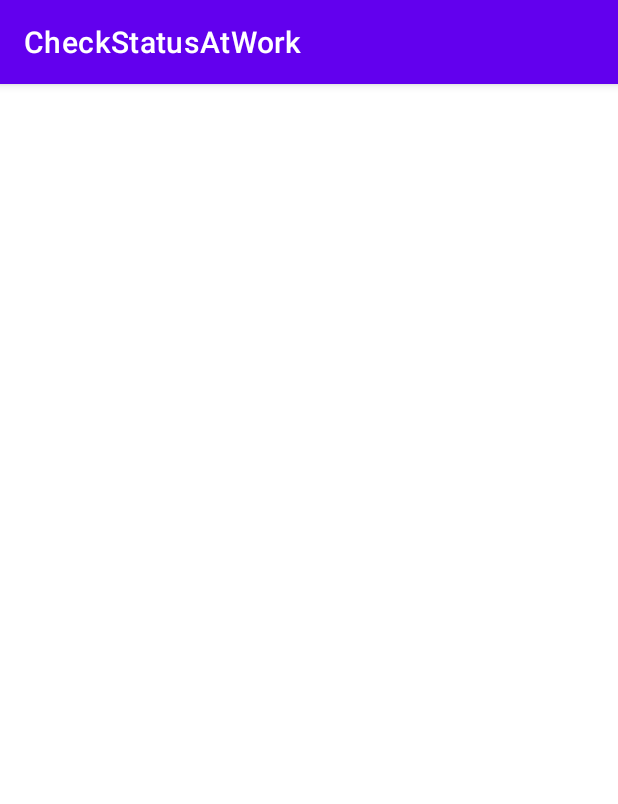
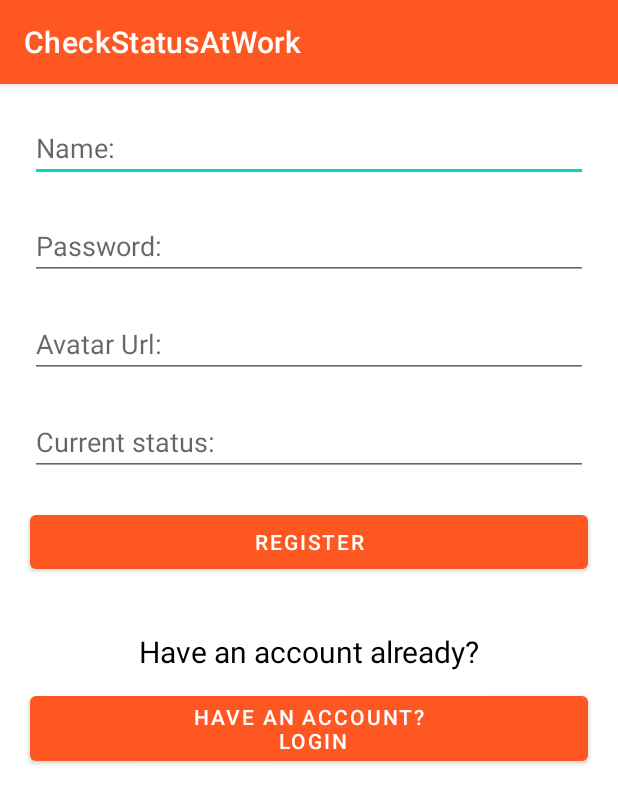
Before and after one commit to tsmoosavi/CheckStatusAtWork, an Android app: the screen it shows after launch (MainActivity), on a phone screen of 412 x 824 dp. Shown: the top 804 px of the screen. Run offline under Robolectric (Android 15) with nearby library versions, the phone set to English and light mode, and no system bars; our stand-ins replace data binding; 1 statement that could not run was skipped.

Commit message:
change fragment_registration_page

```diff
--- a/app/src/main/res/layout/fragment_registration_page.xml
+++ b/app/src/main/res/layout/fragment_registration_page.xml
@@ -3,16 +3,63 @@
     xmlns:tools="http://schemas.android.com/tools">
 
 
-<FrameLayout
+<LinearLayout
     android:layout_width="match_parent"
     android:layout_height="match_parent"
-    tools:context=".ui.register_page.RegistrationPageFragment">
+    tools:context=".ui.home_page.RegistrationPageFragment"
+    android:orientation="vertical"
+    android:padding="10dp">
+
 
     <!-- TODO: Update blank fragment layout -->
+    <EditText
+        android:id="@+id/name"
+        android:layout_width="match_parent"
+        android:layout_height="wrap_content"
+        android:hint="Name:"
+        android:layout_margin="10dp"/>
+
+    <EditText
+        android:id="@+id/password"
+        android:layout_width="match_parent"
+        android:layout_height="wrap_content"
+        android:hint="Password:"
+        android:layout_margin="10dp"/>
+
+    <EditText
+        android:id="@+id/avatarUrl"
+        android:layout_width="match_parent"
+        android:layout_height="wrap_content"
+        android:hint="Avatar Url:"
+        android:layout_margin="10dp"/>
+    <EditText
+        android:id="@+id/status"
+        android:layout_width="match_parent"
+        android:layout_height="wrap_content"
+        android:hint="Current status:"
+        android:layout_margin="10dp"/>
+    <Button
+        android:id="@+id/register"
+        android:layout_width="match_parent"
+        android:layout_height="wrap_content"
+        android:text="register"
+        android:layout_margin="10dp"/>
     <TextView
         android:layout_width="match_parent"
-        android:layout_height="match_parent"
-        android:text="@string/hello_blank_fragment" />
+        android:layout_height="wrap_content"
+        android:text="Have an account already?"
+        android:textSize="20sp"
+        android:gravity="center"
+        android:layout_marginTop="25dp"/>
+    <Button
+        android:id="@+id/login"
+        android:layout_width="match_parent"
+        android:layout_height="wrap_content"
+        android:text="have an account?\n login"
+        android:layout_margin="10dp"/>
 
-</FrameLayout>
+
+
+
+</LinearLayout>
 </layout>
--- a/app/src/main/res/navigation/nav_graph.xml
+++ b/app/src/main/res/navigation/nav_graph.xml
@@ -6,6 +6,6 @@
 
     <fragment
         android:id="@+id/registrationPageFragment"
-        android:name="com.example.checkstatusatwork.ui.register_page.RegistrationPageFragment"
+        android:name="com.example.checkstatusatwork.ui.home_page.RegistrationPageFragment"
         android:label="RegistrationPageFragment" />
 </navigation>
--- a/app/src/main/res/values/themes.xml
+++ b/app/src/main/res/values/themes.xml
@@ -2,8 +2,9 @@
     <!-- Base application theme. -->
     <style name="Theme.CheckStatusAtWork" parent="Theme.MaterialComponents.DayNight.DarkActionBar">
         <!-- Primary brand color. -->
-        <item name="colorPrimary">@color/purple_500</item>
-        <item name="colorPrimaryVariant">@color/purple_700</item>
+        <item name="colorPrimary">#FF5722</item>
+        <item name="android:textColor">@color/black</item>
+        <item name="colorPrimaryVariant">#FFB74D</item>
         <item name="colorOnPrimary">@color/white</item>
         <!-- Secondary brand color. -->
         <item name="colorSecondary">@color/teal_200</item>
```
